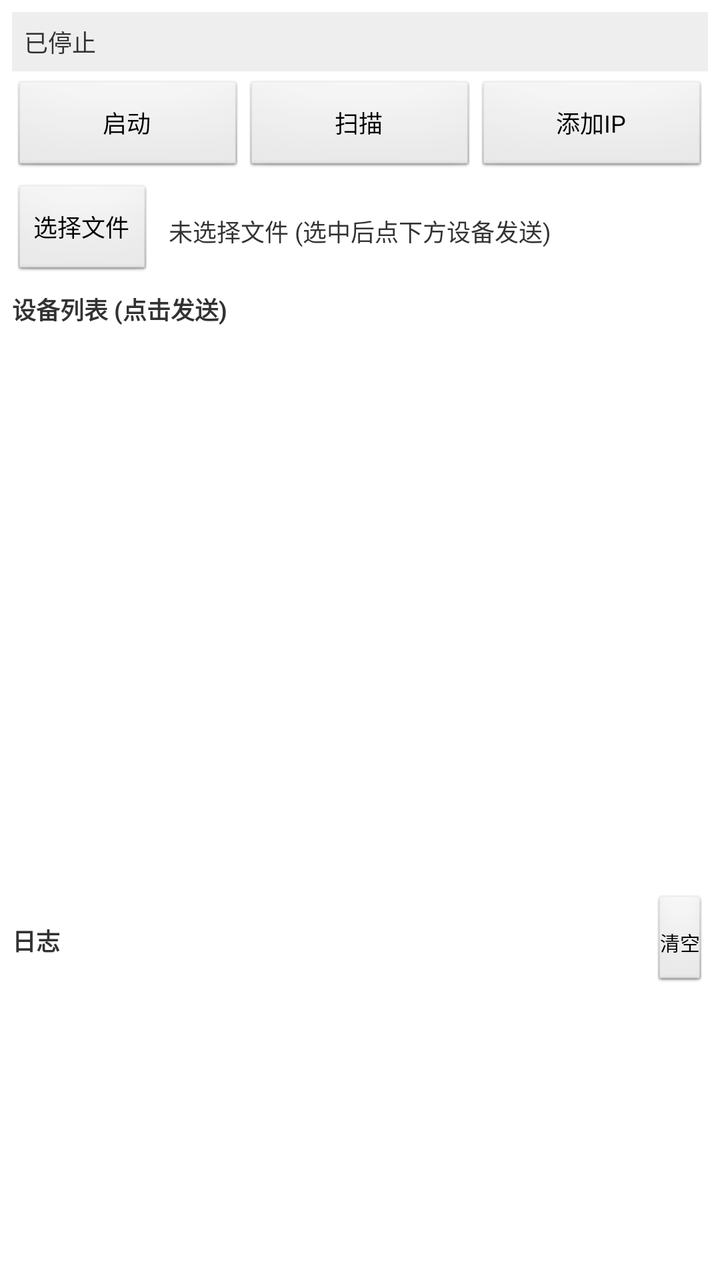
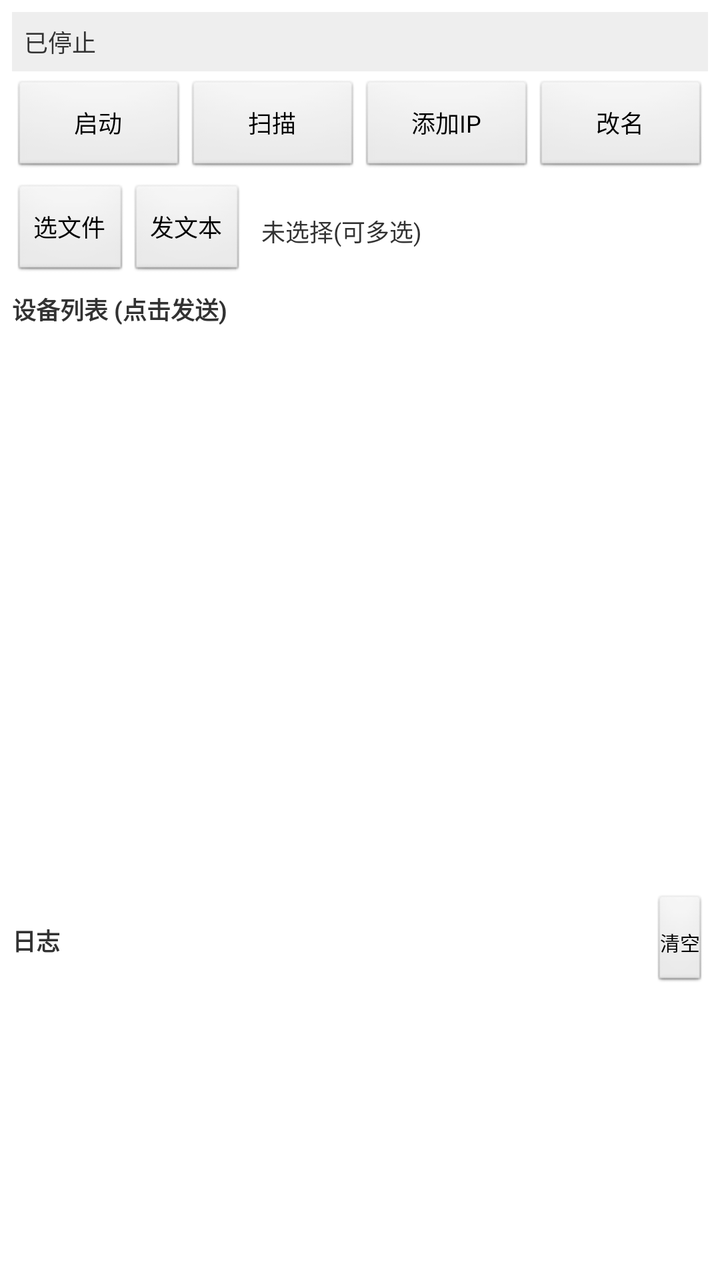

An Android layout rendered at two revisions. The XML below is the earlier revision; the diff shows what the commit changed to produce the second picture.
<!-- AndroidManifest.xml: application theme android:Theme.Light -->
<!-- res/layout/activity_main.xml -->
<?xml version="1.0" encoding="utf-8"?>
<LinearLayout xmlns:android="http://schemas.android.com/apk/res/android"
    android:orientation="vertical"
    android:layout_width="match_parent"
    android:layout_height="match_parent"
    android:padding="6dp">

    <TextView
        android:id="@+id/status"
        android:layout_width="match_parent"
        android:layout_height="wrap_content"
        android:textSize="12sp"
        android:textColor="#333"
        android:background="#EEEEEE"
        android:padding="6dp"
        android:text="已停止"/>

    <LinearLayout
        android:orientation="horizontal"
        android:layout_width="match_parent"
        android:layout_height="wrap_content"
        android:paddingTop="4dp">

        <Button
            android:id="@+id/toggle"
            android:layout_width="0dp"
            android:layout_weight="1"
            android:layout_height="wrap_content"
            android:textSize="12sp"
            android:text="启动"/>

        <Button
            android:id="@+id/scan"
            android:layout_width="0dp"
            android:layout_weight="1"
            android:layout_height="wrap_content"
            android:textSize="12sp"
            android:text="扫描"/>

        <Button
            android:id="@+id/manual"
            android:layout_width="0dp"
            android:layout_weight="1"
            android:layout_height="wrap_content"
            android:textSize="12sp"
            android:text="添加IP"/>
    </LinearLayout>


    <LinearLayout
        android:orientation="horizontal"
        android:layout_width="match_parent"
        android:layout_height="wrap_content"
        android:paddingTop="4dp"
        android:gravity="center_vertical">

        <Button
            android:id="@+id/pick_file"
            android:layout_width="wrap_content"
            android:layout_height="wrap_content"
            android:textSize="12sp"
            android:text="选择文件"/>

        <TextView
            android:id="@+id/selected_file"
            android:layout_width="0dp"
            android:layout_weight="1"
            android:layout_height="wrap_content"
            android:textSize="12sp"
            android:textColor="#333333"
            android:paddingLeft="8dp"
            android:singleLine="true"
            android:ellipsize="middle"
            android:text="未选择文件 (选中后点下方设备发送)"/>
    </LinearLayout>

    <TextView
        android:layout_width="match_parent"
        android:layout_height="wrap_content"
        android:textSize="12sp"
        android:textStyle="bold"
        android:paddingTop="6dp"
        android:text="设备列表 (点击发送)"/>

    <ListView
        android:id="@+id/devices"
        android:layout_width="match_parent"
        android:layout_height="0dp"
        android:layout_weight="2"/>

    <LinearLayout
        android:orientation="horizontal"
        android:layout_width="match_parent"
        android:layout_height="wrap_content"
        android:paddingTop="6dp">

        <TextView
            android:layout_width="0dp"
            android:layout_weight="1"
            android:layout_height="wrap_content"
            android:textSize="12sp"
            android:textStyle="bold"
            android:text="日志"/>

        <Button
            android:id="@+id/clear_log"
            android:layout_width="wrap_content"
            android:layout_height="wrap_content"
            android:textSize="10sp"
            android:minHeight="0dp"
            android:minWidth="0dp"
            android:padding="4dp"
            android:text="清空"/>
    </LinearLayout>

    <ScrollView
        android:id="@+id/log_scroll"
        android:layout_width="match_parent"
        android:layout_height="0dp"
        android:layout_weight="1">

        <TextView
            android:id="@+id/log"
            android:layout_width="match_parent"
            android:layout_height="wrap_content"
            android:textSize="10sp"
            android:typeface="monospace"
            android:padding="4dp"/>
    </ScrollView>
</LinearLayout>
<!-- resources referenced by this layout -->
<resources>

</resources>

<!-- the commit's change to res/layout/activity_main.xml (unified diff, before → after) -->
@@ -20,32 +20,11 @@
         android:layout_width="match_parent"
         android:layout_height="wrap_content"
         android:paddingTop="4dp">
-
-        <Button
-            android:id="@+id/toggle"
-            android:layout_width="0dp"
-            android:layout_weight="1"
-            android:layout_height="wrap_content"
-            android:textSize="12sp"
-            android:text="启动"/>
-
-        <Button
-            android:id="@+id/scan"
-            android:layout_width="0dp"
-            android:layout_weight="1"
-            android:layout_height="wrap_content"
-            android:textSize="12sp"
-            android:text="扫描"/>
-
-        <Button
-            android:id="@+id/manual"
-            android:layout_width="0dp"
-            android:layout_weight="1"
-            android:layout_height="wrap_content"
-            android:textSize="12sp"
-            android:text="添加IP"/>
+        <Button android:id="@+id/toggle" android:layout_width="0dp" android:layout_weight="1" android:layout_height="wrap_content" android:textSize="12sp" android:text="启动"/>
+        <Button android:id="@+id/scan" android:layout_width="0dp" android:layout_weight="1" android:layout_height="wrap_content" android:textSize="12sp" android:text="扫描"/>
+        <Button android:id="@+id/manual" android:layout_width="0dp" android:layout_weight="1" android:layout_height="wrap_content" android:textSize="12sp" android:text="添加IP"/>
+        <Button android:id="@+id/set_name" android:layout_width="0dp" android:layout_weight="1" android:layout_height="wrap_content" android:textSize="12sp" android:text="改名"/>
     </LinearLayout>
-
 
     <LinearLayout
         android:orientation="horizontal"
@@ -53,78 +32,31 @@
         android:layout_height="wrap_content"
         android:paddingTop="4dp"
         android:gravity="center_vertical">
-
-        <Button
-            android:id="@+id/pick_file"
-            android:layout_width="wrap_content"
-            android:layout_height="wrap_content"
-            android:textSize="12sp"
-            android:text="选择文件"/>
-
-        <TextView
-            android:id="@+id/selected_file"
-            android:layout_width="0dp"
-            android:layout_weight="1"
-            android:layout_height="wrap_content"
-            android:textSize="12sp"
-            android:textColor="#333333"
-            android:paddingLeft="8dp"
-            android:singleLine="true"
-            android:ellipsize="middle"
-            android:text="未选择文件 (选中后点下方设备发送)"/>
+        <Button android:id="@+id/pick_file" android:layout_width="wrap_content" android:layout_height="wrap_content" android:textSize="12sp" android:text="选文件"/>
+        <Button android:id="@+id/send_text" android:layout_width="wrap_content" android:layout_height="wrap_content" android:textSize="12sp" android:text="发文本"/>
+        <TextView android:id="@+id/selected_file" android:layout_width="0dp" android:layout_weight="1" android:layout_height="wrap_content" android:textSize="12sp" android:paddingLeft="8dp" android:singleLine="true" android:ellipsize="middle" android:text="未选择(可多选)"/>
     </LinearLayout>
 
-    <TextView
+    <ProgressBar
+        android:id="@+id/progress"
+        style="?android:attr/progressBarStyleHorizontal"
         android:layout_width="match_parent"
         android:layout_height="wrap_content"
-        android:textSize="12sp"
-        android:textStyle="bold"
-        android:paddingTop="6dp"
-        android:text="设备列表 (点击发送)"/>
+        android:paddingTop="4dp"
+        android:max="100"
+        android:progress="0"
+        android:visibility="gone"/>
 
-    <ListView
-        android:id="@+id/devices"
-        android:layout_width="match_parent"
-        android:layout_height="0dp"
-        android:layout_weight="2"/>
+    <TextView android:layout_width="match_parent" android:layout_height="wrap_content" android:textSize="12sp" android:textStyle="bold" android:paddingTop="6dp" android:text="设备列表 (点击发送)"/>
 
-    <LinearLayout
-        android:orientation="horizontal"
-        android:layout_width="match_parent"
-        android:layout_height="wrap_content"
-        android:paddingTop="6dp">
+    <ListView android:id="@+id/devices" android:layout_width="match_parent" android:layout_height="0dp" android:layout_weight="2"/>
 
-        <TextView
-            android:layout_width="0dp"
-            android:layout_weight="1"
-            android:layout_height="wrap_content"
-            android:textSize="12sp"
-            android:textStyle="bold"
-            android:text="日志"/>
-
-        <Button
-            android:id="@+id/clear_log"
-            android:layout_width="wrap_content"
-            android:layout_height="wrap_content"
-            android:textSize="10sp"
-            android:minHeight="0dp"
-            android:minWidth="0dp"
-            android:padding="4dp"
-            android:text="清空"/>
+    <LinearLayout android:orientation="horizontal" android:layout_width="match_parent" android:layout_height="wrap_content" android:paddingTop="6dp">
+        <TextView android:layout_width="0dp" android:layout_weight="1" android:layout_height="wrap_content" android:textSize="12sp" android:textStyle="bold" android:text="日志"/>
+        <Button android:id="@+id/clear_log" android:layout_width="wrap_content" android:layout_height="wrap_content" android:textSize="10sp" android:minHeight="0dp" android:minWidth="0dp" android:padding="4dp" android:text="清空"/>
     </LinearLayout>
 
-    <ScrollView
-        android:id="@+id/log_scroll"
-        android:layout_width="match_parent"
-        android:layout_height="0dp"
-        android:layout_weight="1">
-
-        <TextView
-            android:id="@+id/log"
-            android:layout_width="match_parent"
-            android:layout_height="wrap_content"
-            android:textSize="10sp"
-            android:typeface="monospace"
-            android:padding="4dp"/>
+    <ScrollView android:id="@+id/log_scroll" android:layout_width="match_parent" android:layout_height="0dp" android:layout_weight="1">
+        <TextView android:id="@+id/log" android:layout_width="match_parent" android:layout_height="wrap_content" android:textSize="10sp" android:typeface="monospace" android:padding="4dp"/>
     </ScrollView>
 </LinearLayout>
